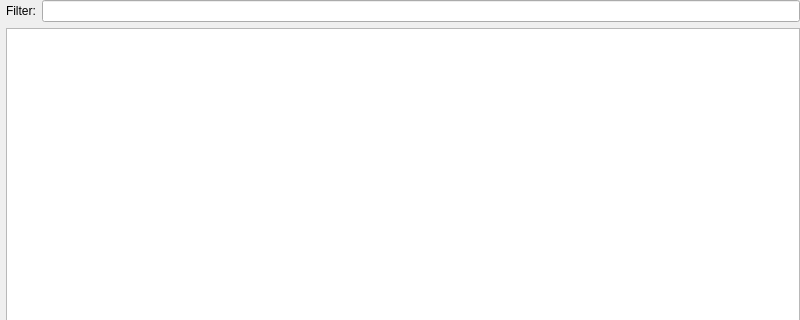
First picture: the form in src/Form_Files/DryRunReplace.ui, repository Sigil-Ebook/Sigil, before the edit; both pictures show x 0 to 800 and y 0 to 320 of the 800 by 600 pixel window.
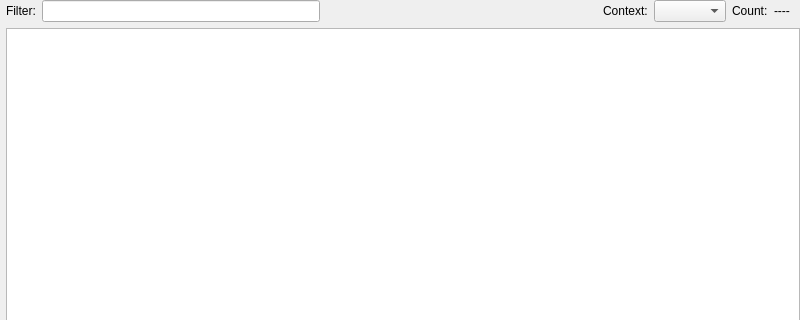
Second picture: the form after the edit.

Commit message: In DryRun add back total count, sort ability, and add user cb for context [deploy]

The edit to the form file:
```diff
--- a/src/Form_Files/DryRunReplace.ui
+++ b/src/Form_Files/DryRunReplace.ui
@@ -41,6 +41,59 @@
      <item>
       <widget class="QLineEdit" name="leFilter"/>
      </item>
+     <item>
+      <spacer name="horizontalSpacer1">
+       <property name="orientation">
+        <enum>Qt::Horizontal</enum>
+       </property>
+       <property name="sizeHint" stdset="0">
+        <size>
+         <width>20</width>
+         <height>10</height>
+        </size>
+       </property>
+      </spacer>
+     </item>
+     <item>
+      <widget class="QLabel" name="ctxlbl">
+       <property name="toolTip">
+        <string>Select the amount of context before and after the match in characters</string>
+       </property>
+       <property name="text">
+        <string>Context:</string>
+       </property>
+      </widget>
+     </item>
+     <item>
+      <widget class="QComboBox" name="amtcb">
+       <property name="sizePolicy">
+        <sizepolicy hsizetype="Fixed" vsizetype="Fixed">
+         <horstretch>0</horstretch>
+         <verstretch>0</verstretch>
+        </sizepolicy>
+       </property>
+       <property name="editable">
+        <bool>false</bool>
+       </property>
+      </widget>
+     </item>
+     <item>
+      <widget class="QLabel" name="cntlbl">
+       <property name="text">
+        <string>Count:</string>
+       </property>
+      </widget>
+     </item>
+     <item>
+      <widget class="QLabel" name="cntamt">
+       <property name="toolTip">
+        <string>Total Number of Matches/Replacements</string>
+       </property>
+       <property name="text">
+        <string>----   </string>
+       </property>
+      </widget>
+     </item>
     </layout>
    </item>
    <item>
```
The commit also changes 2 other files.
